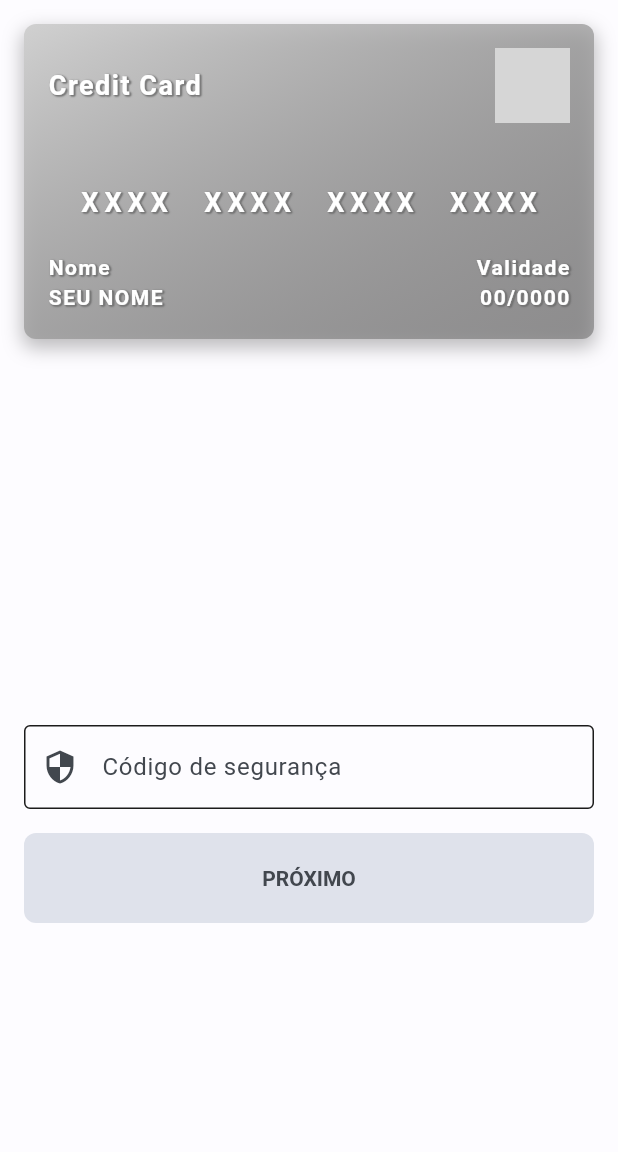
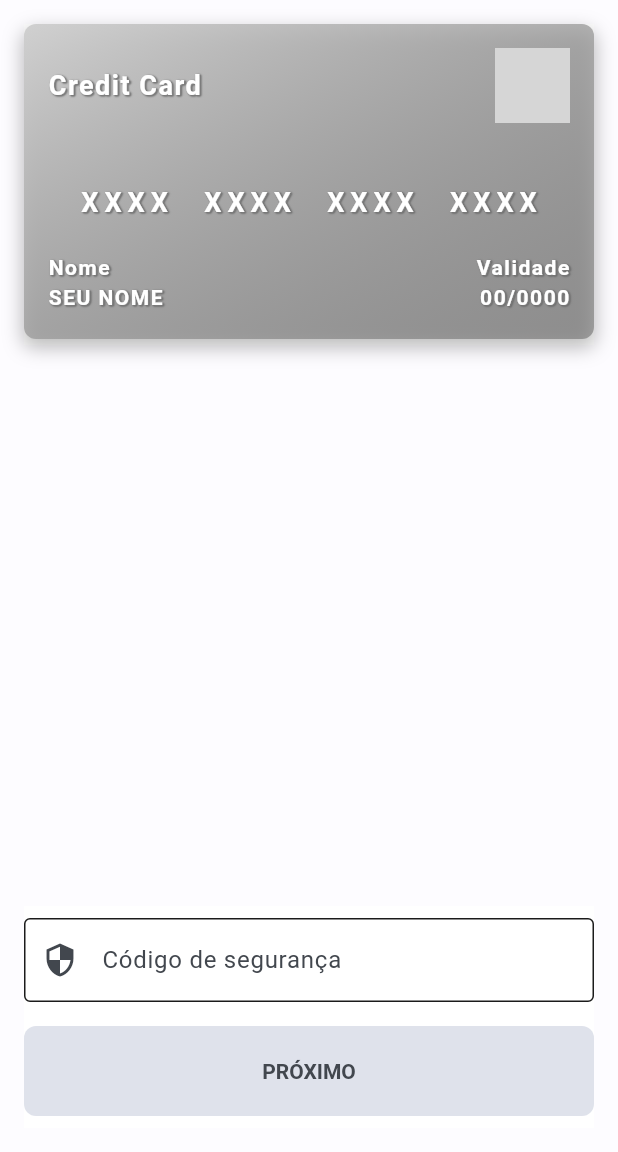
Before and after one commit to mborges18/flutter_bytebank, a Flutter app: the CreditCardFormScreen screen opened directly, on a phone screen of 412 x 824 dp, the part 84-1236 px from its top. Run offline on Flutter 3.47's test engine with Material 3 defaults, Android fonts, the phone set to English and light mode, and no system bars; our stand-ins replace bloc, device_preview, flutter_bloc, flutter_svg; missing offline and left inert: dart:html, pretty_http_logger; grey boxes are pictures that could not be loaded.

Commit message:
refactory credit card

```diff
--- a/lib/creditcard/ui/creditcard_form_screen.dart
+++ b/lib/creditcard/ui/creditcard_form_screen.dart
@@ -97,9 +97,9 @@ class _CreditCardFormScreenState extends State<CreditCardFormScreen> {
         padding: const EdgeInsets.all(16.0),
         child: Column(
           children: [
-            const Flexible(
-              flex: 1,
-              child: CreditCardItem(
+             Container(
+              color: Colors.white,
+              child: const CreditCardItem(
                 typeCard: CreditCardType.undefined,
                 nameUser: "SEU NOME",
                 numberCard: "XXXX XXXX XXXX XXXX",
@@ -107,9 +107,9 @@ class _CreditCardFormScreenState extends State<CreditCardFormScreen> {
                 expanded: true,
               ),
             ),
-            Spacer(flex: 1,),
-            Flexible(
-              flex: 1,
+            const Spacer(flex: 1,),
+            Container(
+              color: Colors.white,
               child: Column(
                 children: [
                   Visibility(
```
